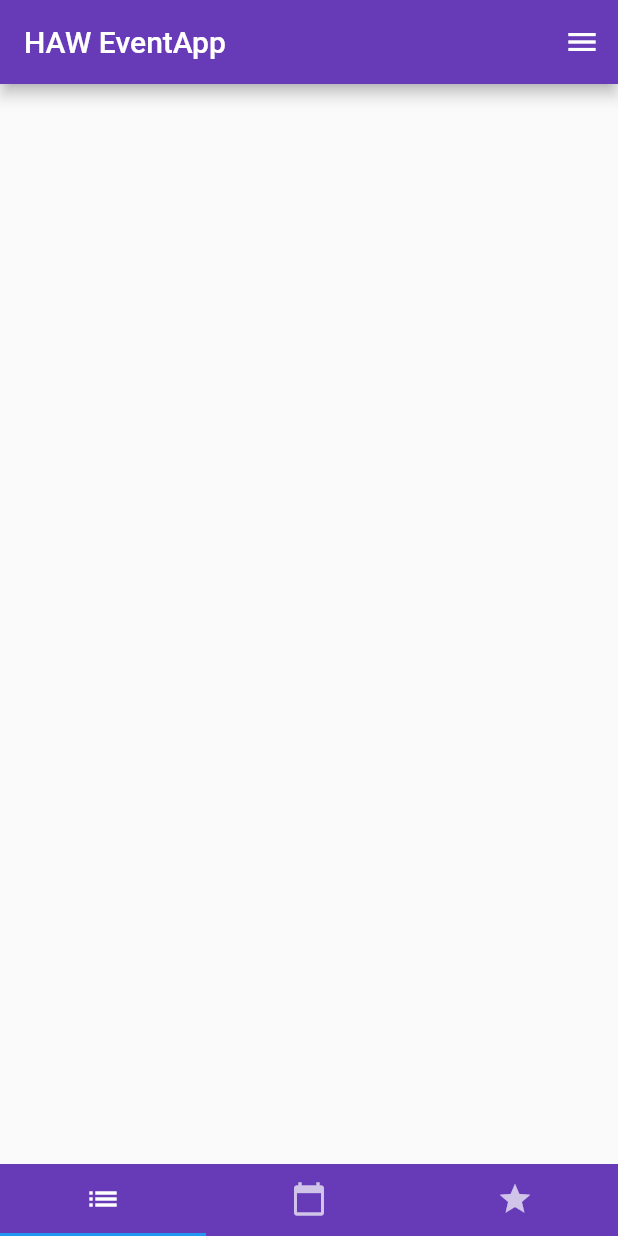
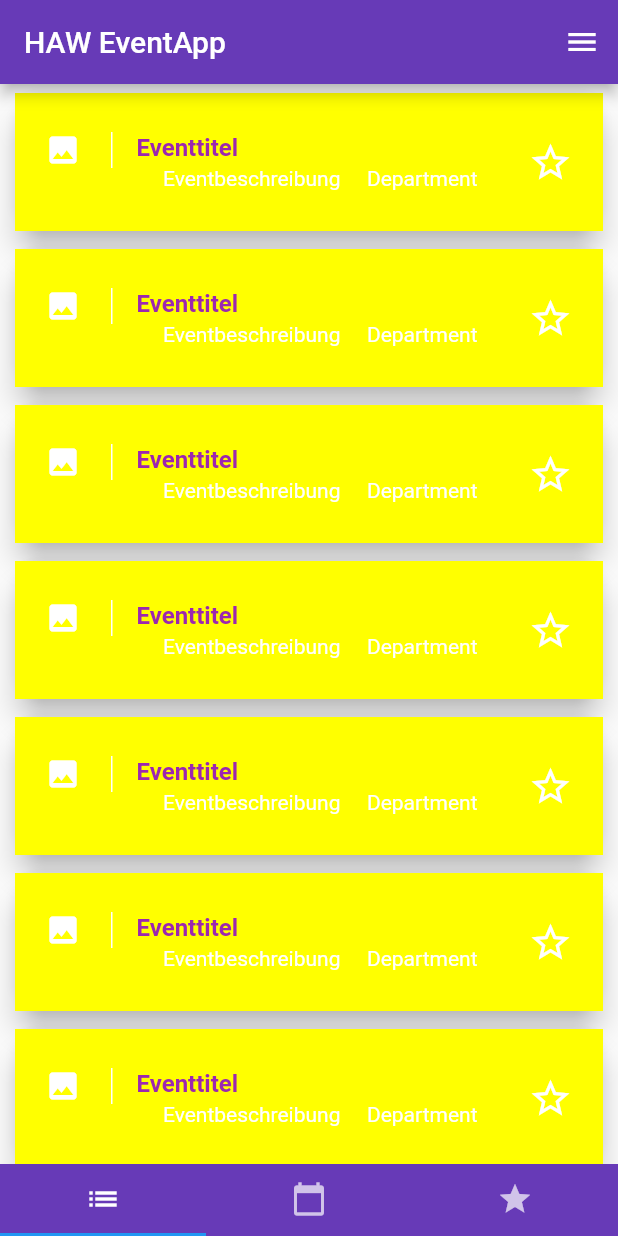
Before and after one commit to melinazanon/HAW-Events, a Flutter app: the screen it shows after launch, on a phone screen of 412 x 824 dp. Run offline on Flutter 3.47's test engine with Material 2 defaults, Android fonts, the phone set to English and light mode, and no system bars.

Commit message:
Basisdesign für EventOverview

```diff
--- a/haw_events_application/lib/EventOverview.dart
+++ b/haw_events_application/lib/EventOverview.dart
@@ -4,6 +4,70 @@ class EventOverview extends StatelessWidget {
   @override
   Widget build(BuildContext context) {
 
+    ListTile myListTile() => ListTile(
+      contentPadding: EdgeInsets.symmetric(horizontal: 20.0,vertical: 10.0),
+      leading: Container(
+        padding: EdgeInsets.only(right: 20.0),
+        decoration: new BoxDecoration(
+          border: new Border(
+            right: new BorderSide(width: 1.0, color: Colors.white)
+          )
+        ),
+        child: Icon(Icons.image, color: Colors.white),
+      ),
+      title: new Text(
+        "Eventtitel",
+        style: TextStyle(
+          color: Colors.purple,
+          fontWeight: FontWeight.bold
+        ),
+      ),
+      subtitle: Row(
+        children: <Widget>[
+          Text(
+            "Eventbeschreibung",
+            style: TextStyle(
+              color: Colors.white
+            ),
+          ),
+          Text(
+            "Department",
+            style: TextStyle(
+              color: Colors.white
+            ),
+          )
+        ],
+        mainAxisAlignment: MainAxisAlignment.spaceEvenly,
+      ),
+      trailing:
+        Icon(Icons.star_border, color: Colors.white, size: 30.0)
+    );
 
+    final makeCard = new Card(
+      elevation: 8.0,
+      shape: RoundedRectangleBorder(
+        borderRadius: BorderRadius.circular(20)
+      ),
+      margin: new EdgeInsets.symmetric(horizontal: 10.0, vertical: 6.0),
+      child: Container(
+        decoration: BoxDecoration(
+          color: Colors.yellowAccent
+        ),
+        child: myListTile(),
+      ),
+    );
+
+    final MyListView = new Container(
+      child: ListView.builder(
+        itemCount: 20,
+        itemBuilder: (BuildContext context,int index) {
+          return makeCard;
+        },
+      ),
+    );
+
+    return Scaffold(
+      body: MyListView,
+    );
   }
 }
```
